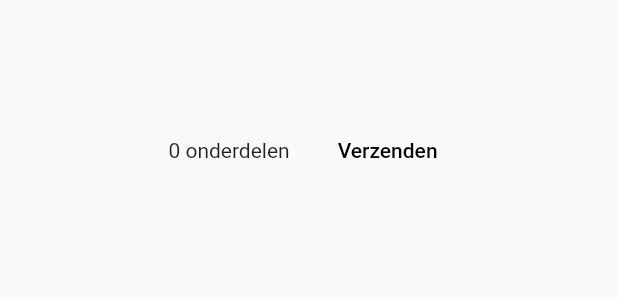
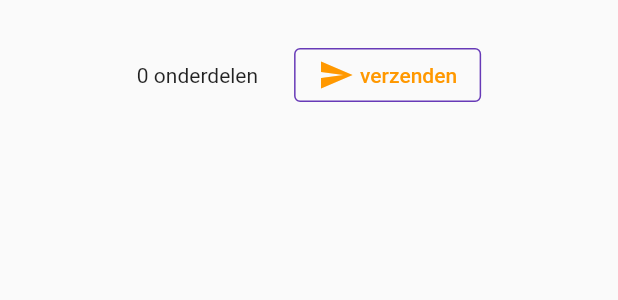
Before and after one commit to antonschins/schoolstrijd2, a Flutter app: the _CartTotal widget shown alone on an empty page, opened directly, on a phone screen of 412 x 824 dp. Shown: the top 300 px of the screen. Run offline on Flutter 3.47's test engine with Material 2 defaults, Android fonts, the phone set to English and light mode, and no system bars; our stand-ins replace cloud_firestore, firebase_auth, firebase_core, google_fonts; accounts and stored records are empty.

Commit message:
verzenden werkt, nu ook binnen cart total

```diff
--- a/lib/src/cartscreen.dart
+++ b/lib/src/cartscreen.dart
@@ -23,7 +23,6 @@ class MyCart extends StatelessWidget {
             ),
             Divider(height: 4, color: Colors.black),
             _CartTotal(),
-            Verzenden(),
           ],
         ),
       ),
@@ -67,7 +66,7 @@ class _CartTotal extends StatelessWidget {
         Theme.of(context).textTheme.headline1!.copyWith(fontSize: 48);
 
     return SizedBox(
-      height: 200,
+      height: 100,
       child: Center(
         child: Row(
           mainAxisAlignment: MainAxisAlignment.center,
@@ -82,14 +81,15 @@ class _CartTotal extends StatelessWidget {
                 builder: (context, cart, child) =>
                     Text('${cart.totalPrice} onderdelen')),  //, style: hugeStyle)),
             SizedBox(width: 24),
-            TextButton(
-              onPressed: () {
-                ScaffoldMessenger.of(context).showSnackBar(
-                    SnackBar(content: Text('Dit kan ik nog niet!!')));
-              },
-              style: TextButton.styleFrom(primary: Colors.black),
-              child: Text('Verzenden'),
-            ),
+            Verzenden(),
+//            TextButton(
+//              onPressed: () {
+//                ScaffoldMessenger.of(context).showSnackBar(
+//                    SnackBar(content: Text('Dit kan ik nog niet!!')));
+//              },
+//              style: TextButton.styleFrom(primary: Colors.black),
+//              child: Text('Verzenden'),
+//            ),
           ],
         ),
       ),
```
